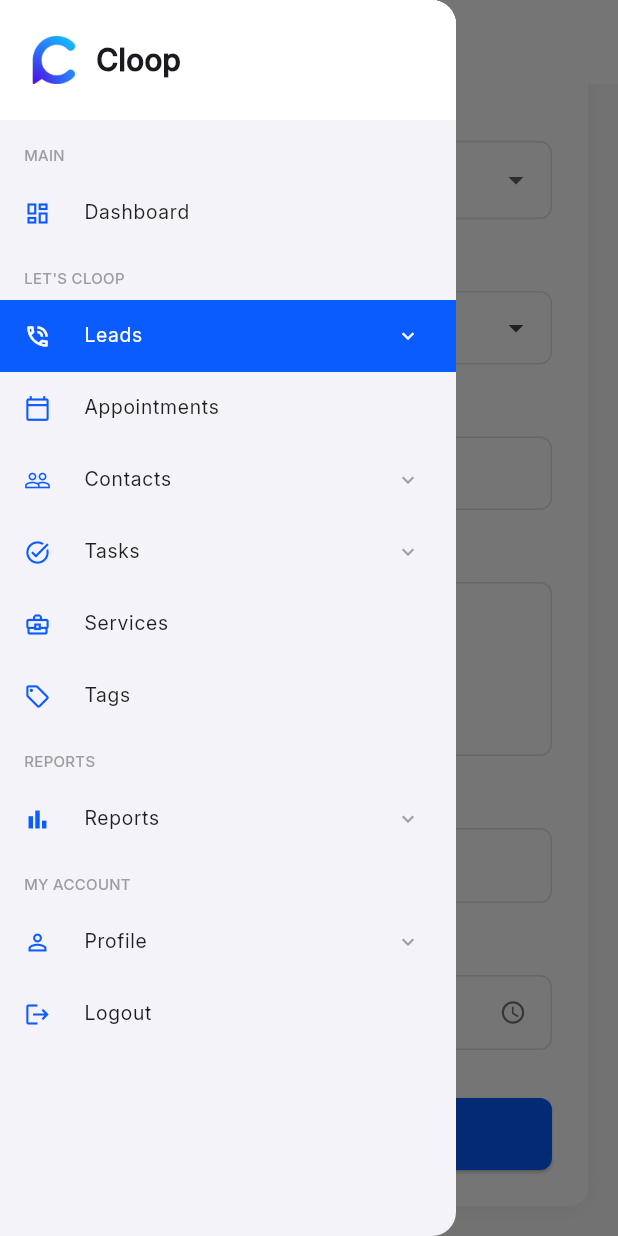
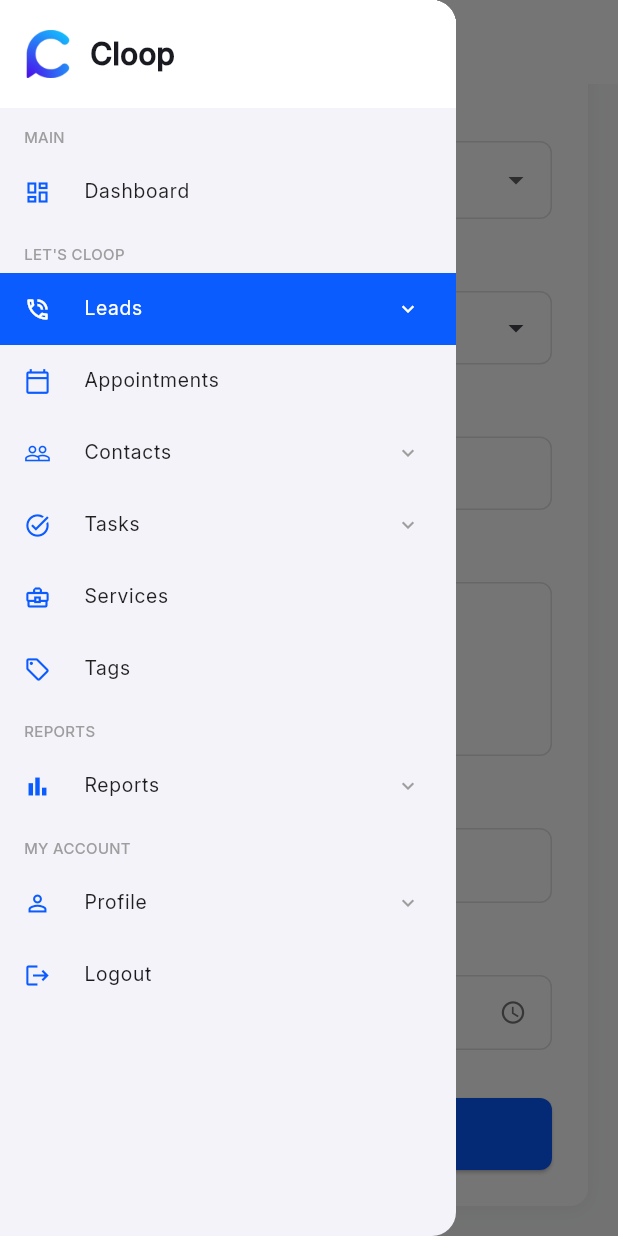
Before and after one commit to ow788606-cpu/Lead_Management, a Flutter app: the AddNewLeadScreen screen opened directly, scrolled down 147 dp, after a tap on the "menu" icon, on a phone screen of 412 x 824 dp. Run offline on Flutter 3.47's test engine with Material 3 defaults, Android fonts, the light colour scheme and no system bars; our stand-ins replace file_picker, fl_chart, flutter_colorpicker, shared_preferences; accounts and stored records are empty; network calls fail.

Commit message:
Initial commit: Lead Management Flutter App

```diff
--- a/lib/services/service_manager.dart
+++ b/lib/services/service_manager.dart
@@ -1,6 +1,8 @@
+import 'package:flutter/foundation.dart';
+
 import 'service_api.dart';
 
-class ServiceManager {
+class ServiceManager extends ChangeNotifier {
   static final ServiceManager _instance = ServiceManager._internal();
   factory ServiceManager() => _instance;
   ServiceManager._internal() {
@@ -16,6 +18,7 @@ class ServiceManager {
     _items
       ..clear()
       ..addAll(fetched);
+    notifyListeners();
   }
 
   Future<void> addService(String service, {int userId = 1}) async {
--- a/lib/widgets/app_drawer.dart
+++ b/lib/widgets/app_drawer.dart
@@ -49,8 +49,8 @@ class AppDrawer extends StatelessWidget {
           physics: const NeverScrollableScrollPhysics(),
           children: [
             Container(
-              height: 80,
-              padding: const EdgeInsets.all(20),
+              height: 72,
+              padding: const EdgeInsets.all(16),
               decoration: const BoxDecoration(color: Colors.white),
               child: Row(
                 children: [
@@ -63,7 +63,7 @@ class AppDrawer extends StatelessWidget {
               ),
             ),
             const Padding(
-              padding: EdgeInsets.fromLTRB(16, 16, 16, 8),
+              padding: EdgeInsets.fromLTRB(16, 12, 16, 6),
               child: Text('MAIN',
                   style: TextStyle(
                       color: Colors.grey,
@@ -73,7 +73,7 @@ class AppDrawer extends StatelessWidget {
             _DrawerItem(Icons.dashboard_outlined, 'Dashboard', 0, selectedIndex,
                 () => openMainTab(0), const Color(0xFF0B5CFF), _activeBgColor),
             const Padding(
-              padding: EdgeInsets.fromLTRB(16, 12, 16, 8),
+              padding: EdgeInsets.fromLTRB(16, 10, 16, 6),
               child: Text('LET\'S CLOOP',
                   style: TextStyle(
                       color: Colors.grey,
@@ -180,7 +180,7 @@ class AppDrawer extends StatelessWidget {
             _DrawerItem(Icons.local_offer_outlined, 'Tags', 6, selectedIndex,
                 () => openMainTab(6), const Color(0xFF0B5CFF), _activeBgColor),
             const Padding(
-              padding: EdgeInsets.fromLTRB(16, 12, 16, 8),
+              padding: EdgeInsets.fromLTRB(16, 10, 16, 6),
               child: Text('REPORTS',
                   style: TextStyle(
                       color: Colors.grey,
@@ -197,7 +197,7 @@ class AppDrawer extends StatelessWidget {
               }),
             ]),
             const Padding(
-              padding: EdgeInsets.fromLTRB(16, 12, 16, 8),
+              padding: EdgeInsets.fromLTRB(16, 10, 16, 6),
               child: Text('MY ACCOUNT',
                   style: TextStyle(
                       color: Colors.grey,
```
Also changed, not shown: lib/services/services_screen.dart (+12 -2 lines).
